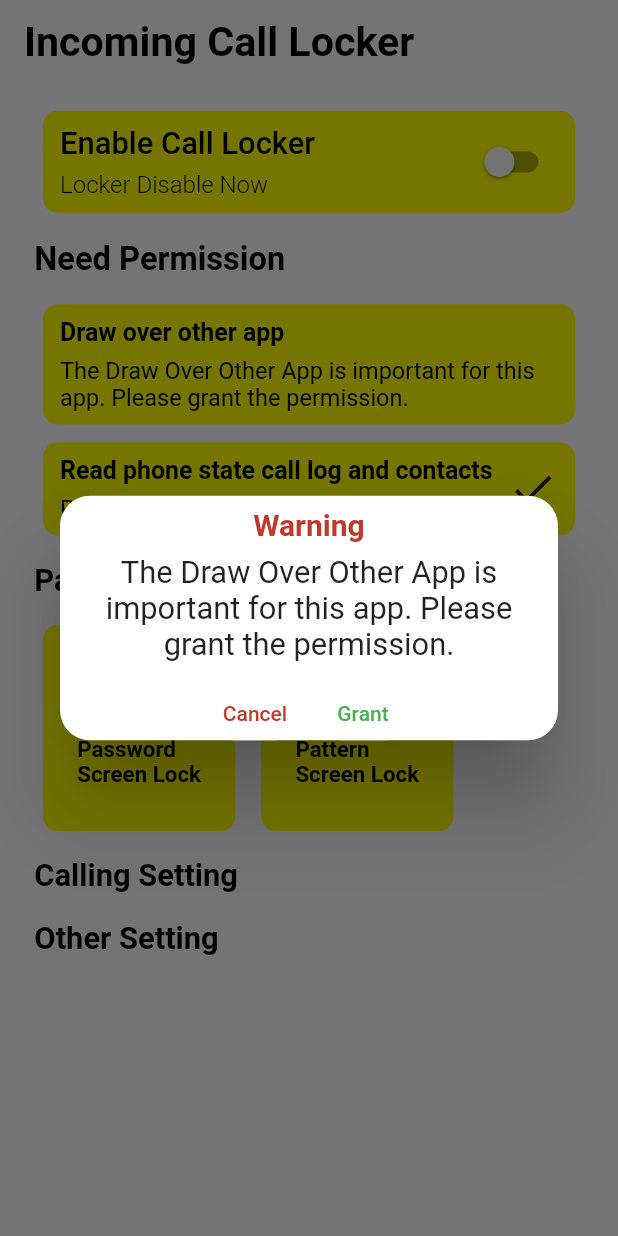
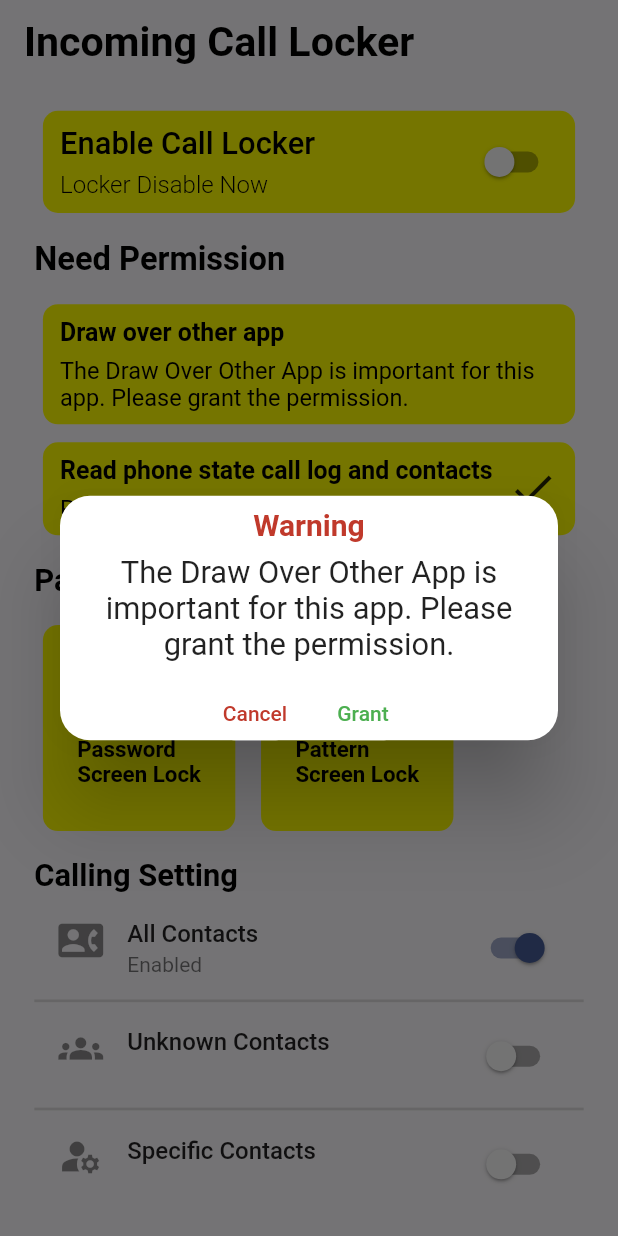
Before and after one commit to ItFlutter/Incoming-Call-Locker, a Flutter app: the screen it shows after launch, on a phone screen of 412 x 824 dp. Run offline on Flutter 3.47's test engine with Material 2 defaults, Android fonts, the phone set to English and light mode, and no system bars; our stand-ins replace contacts_service, flutter_screenutil, get, permission_handler, shared_preferences, sqflite; missing offline and left inert: flutter_overlay_window, passcode_screen, pattern_lock; accounts and stored records are empty.

Commit message:
work in pop-up

```diff
--- a/lib/controller/homescreen_controller.dart
+++ b/lib/controller/homescreen_controller.dart
@@ -6,7 +6,7 @@ import 'package:get/get.dart';
 import 'package:incoming_call_locker/core/class/sqldb.dart';
 import 'package:incoming_call_locker/core/constant/approutes.dart';
 import 'package:incoming_call_locker/core/services/myservices.dart';
-import 'package:incoming_call_locker/view/widget/home/customdialogshowcallingsetting.dart';
+import 'package:incoming_call_locker/view/widget/home/callingsetting.dart';
 import 'package:permission_handler/permission_handler.dart';
 import '../core/constant/appcolor.dart';
 import '../core/functions/requestreadcontactspermission.dart';
@@ -251,13 +251,13 @@ class HomeScreenController extends GetxController with WidgetsBindingObserver {
     update();
   }
 
-  showCallingSetting() {
-    Get.dialog(const CustomDialogShowCallingSetting());
-  }
+  // showCallingSetting() {
+  //   Get.dialog(const CustomDialogShowCallingSetting());
+  // }
 
-  goToPageOtherSetting() {
-    Get.toNamed(AppRoutes.otherSetting);
-  }
+  // goToPageOtherSetting() {
+  //   Get.toNamed(AppRoutes.otherSetting);
+  // }
 
   goToPagePatternLock() {
     if (storedPatternCode.isEmpty) {
@@ -289,6 +289,11 @@ class HomeScreenController extends GetxController with WidgetsBindingObserver {
     }
   }
 
+  requestNecessaryPermissionsHomeScreen() async {
+    await requestAllPermissions();
+    await requestDisplayOverOtherApps();
+  }
+
   @override
   void onInit() {
     selectedContactType =
@@ -315,8 +320,7 @@ class HomeScreenController extends GetxController with WidgetsBindingObserver {
     // myServices.sharedPreferences.clear();
 
     WidgetsBinding.instance.addObserver(this);
-    requestAllPermissions();
-    requestDisplayOverOtherApps();
+    requestNecessaryPermissionsHomeScreen();
 
     channel.setMethodCallHandler((call) async {
       switch (call.method) {
--- a/lib/controller/specificcontacts_controller.dart
+++ b/lib/controller/specificcontacts_controller.dart
@@ -154,17 +154,39 @@ class SpecificContactsController extends GetxController {
     contacts = await ContactsService.getContacts();
     print("============================================================");
     print(
-        "=====================================contacts=======================${contacts}");
+        "=====================================contacts=======================$contacts");
     if (contacts.isNotEmpty) {
-      contactsModel.addAll(contacts.map((e) => ContactsModel(
-          name: e.displayName,
-          // phone: e.phones!.isNotEmpty
-          //     ? (e.phones?[0].label == "mobile"
-          //         ? (e.phones?[0].value)
-          //         : "UnKnown")
-          //     : "UnKnown",
-          phone: e.phones!.isNotEmpty ? e.phones![0].value : "UnKnown",
-          isSelected: false)));
+      contactsModel.addAll(contacts.map((e) {
+        if (e.phones!.isEmpty) {
+          print(
+              "===========================EmptyListPhones=================================");
+          print(
+              "=====================================name of contact empty=======================${e.displayName}");
+
+          return ContactsModel(
+              name: e.displayName ?? "UnKnown",
+              // phone: e.phones!.isNotEmpty
+              //     ? (e.phones?[0].label == "mobile"
+              //         ? (e.phones?[0].value)
+              //         : "UnKnown")
+              //     : "UnKnown",
+              // phone: e.phones!.isNotEmpty ? e.phones![0].value : "UnKnown",
+              phone: "UnKnown",
+              isSelected: false);
+        } else {
+          return ContactsModel(
+              name: e.displayName ?? "UnKnown",
+              // phone: e.phones!.isNotEmpty
+              //     ? (e.phones?[0].label == "mobile"
+              //         ? (e.phones?[0].value)
+              //         : "UnKnown")
+              //     : "UnKnown",
+              // phone: e.phones!.isNotEmpty ? e.phones![0].value : "UnKnown",
+              phone: e.phones![0].value ?? "UnKnown",
+              isSelected: false);
+        }
+        ;
+      }));
 
       print("============================================================");
       print(
@@ -179,7 +201,8 @@ class SpecificContactsController extends GetxController {
         }
       }
     } else {
-      Get.snackbar("warning", "Something went wrong");
+      Get.snackbar(
+          "warning", "Something went wrong you probably don't have contacts");
     }
     update();
   }
--- /dev/null
+++ b/lib/core/constant/appimageasset.dart
@@ -0,0 +1,4 @@
+class AppImageAsset {
+  static const String rootImages = "assets/images";
+  static const String guide = "$rootImages/guide.png";
+}
--- a/lib/core/constant/approutes.dart
+++ b/lib/core/constant/approutes.dart
@@ -9,5 +9,5 @@ class AppRoutes {
   static const String confirmPatternlockScreen = "/confirmpatternlock";
   static const String rePatternlockScreen = "/repatternlock";
   static const String specificContacts = "/specificcontacts";
-  static const String otherSetting = "/othersetting";
+  // static const String otherSetting = "/othersetting";
 }
--- a/lib/data/model/contactsmodel.dart
+++ b/lib/data/model/contactsmodel.dart
@@ -1,6 +1,6 @@
 class ContactsModel {
-  String? name;
-  String? phone;
+  String name;
+  String phone;
   bool isSelected;
   ContactsModel({
     required this.name,
--- a/lib/main.dart
+++ b/lib/main.dart
@@ -1,4 +1,5 @@
 import 'package:flutter/material.dart';
+import 'package:flutter/services.dart';
 import 'package:flutter_overlay_window/flutter_overlay_window.dart';
 import 'package:flutter_screenutil/flutter_screenutil.dart';
 import 'package:get/get.dart';
@@ -36,6 +37,7 @@ void main() async {
   print("============================================================");
   print("=====================================main=======================");
   WidgetsFlutterBinding.ensureInitialized();
+  SystemChrome.setPreferredOrientations([DeviceOrientation.portraitUp]);
   sqlDb = Get.put(SqlDb());
   await initialServices();
   MyServices myServices = Get.find();
--- a/lib/routes.dart
+++ b/lib/routes.dart
@@ -33,5 +33,5 @@ List<GetPage<dynamic>>? routes = [
       page: () => const RePatternLockScreen()),
   GetPage(
       name: AppRoutes.specificContacts, page: () => const SpecificContacts()),
-  GetPage(name: AppRoutes.otherSetting, page: () => const OtherSetting()),
+  // GetPage(name: AppRoutes.otherSetting, page: () => const OtherSetting()),
 ];
--- a/lib/view/screen/confirmpasswordlockscreen.dart
+++ b/lib/view/screen/confirmpasswordlockscreen.dart
@@ -41,8 +41,11 @@ class ConfirmPasswordLockScreen extends StatelessWidget {
                   ),
                 ],
               ),
+              // SizedBox(
+              //   height: 166.h,
+              // ),
               SizedBox(
-                height: 166.h,
+                height: 130.h,
               ),
               Expanded(
                   child: PasscodeWidget(
--- a/lib/view/screen/homescreen.dart
+++ b/lib/view/screen/homescreen.dart
@@ -2,11 +2,15 @@ import 'package:flutter/material.dart';
 import 'package:flutter_screenutil/flutter_screenutil.dart';
 import 'package:get/get.dart';
 import 'package:incoming_call_locker/core/constant/appcolor.dart';
+import 'package:incoming_call_locker/core/constant/appimageasset.dart';
 import 'package:incoming_call_locker/view/widget/home/customcheckpermission.dart';
 import 'package:incoming_call_locker/view/widget/home/customsetscreenlock.dart';
 import 'package:incoming_call_locker/core/shared/customtext.dart';
 import 'package:incoming_call_locker/core/shared/switchbuttonenableanddisablelock.dart';
 import '../../controller/homescreen_controller.dart';
+import '../widget/home/callingsetting.dart';
+import '../widget/home/customlisttileselectsetting.dart';
+import '../widget/home/customlisttileselectsetting.dart';
 
 class HomeScreen extends StatelessWidget {
   const HomeScreen({Key? key}) : super(key: key);
@@ -25,9 +29,9 @@ class HomeScreen extends StatelessWidget {
         ),
         body: GetBuilder<HomeScreenController>(
           builder: (controller) {
-            return Container(
+            return SingleChildScrollView(
+              child: Container(
                 margin: EdgeInsets.symmetric(horizontal: 20.w),
-              child: SingleChildScrollView(
                 child: Column(
                   crossAxisAlignment: CrossAxisAlignment.start,
                   children: [
@@ -146,30 +150,70 @@ class HomeScreen extends StatelessWidget {
                     SizedBox(
                       height: 15.h,
                     ),
-                    InkWell(
-                      onTap: () {
-                        controller.showCallingSetting();
-                      },
-                      child: CustomText(
+                    CustomText(
                       text: "Calling Setting",
                       color: AppColor.blackColor,
                       fontSize: 18.sp,
                       fontWeight: FontWeight.w600,
                     ),
-                    ),
+                    const CallingSetting(),
                     SizedBox(
                       height: 15.h,
                     ),
-                    InkWell(
-                      onTap: () {
-                        controller.goToPageOtherSetting();
-                      },
-                      child: CustomText(
+                    CustomText(
                       text: "Other Setting",
                       color: AppColor.blackColor,
                       fontSize: 18.sp,
                       fontWeight: FontWeight.w600,
                     ),
+                    Column(
+                      children: [
+                        CustomListTileSelectSetting(
+                          onTap: () {
+                            Get.dialog(InteractiveViewer(
+                                child: Image.asset(AppImageAsset.guide)));
+                          },
+                          title: "Notes For Some Devices (Xiaomi ,...) ",
+                          iconLeading: Icons.chat_outlined,
+                          iconTrealing: Icons.chevron_right,
+                        ),
+                        Divider(
+                          height: 0.1.h,
+                          thickness: 1.5.h,
+                        ),
+                        const CustomListTileSelectSetting(
+                          title: "Privacy Policy",
+                          iconLeading: Icons.lock_outline,
+                          iconTrealing: Icons.chevron_right,
+                        ),
+                        Divider(
+                          height: 0.1.h,
+                          thickness: 1.5.h,
+                        ),
+                        const CustomListTileSelectSetting(
+                          title: "Share App",
+                          iconLeading: Icons.share_outlined,
+                          iconTrealing: Icons.chevron_right,
+                        ),
+                        Divider(
+                          height: 0.1.h,
+                          thickness: 1.5.h,
+                        ),
+                        const CustomListTileSelectSetting(
+                          title: "Rate Us",
+                          iconLeading: Icons.thumb_up_alt_outlined,
+                          iconTrealing: Icons.chevron_right,
+                        ),
+                        Divider(
+                          height: 0.1.h,
+                          thickness: 1.5.h,
+                        ),
+                        const CustomListTileSelectSetting(
+                          title: "Language Setting",
+                          iconLeading: Icons.translate_outlined,
+                          iconTrealing: Icons.chevron_right,
+                        ),
+                      ],
                     ),
                   ],
                 ),
--- a/lib/view/screen/passwordlockscreen.dart
+++ b/lib/view/screen/passwordlockscreen.dart
@@ -41,8 +41,11 @@ class PasswordLockScreen extends StatelessWidget {
                   ),
                 ],
               ),
+              // SizedBox(
+              // height: 166.h,
+              // ),
               SizedBox(
-                height: 166.h,
+                height: 130.h,
               ),
               Expanded(
                   child: PasscodeWidget(
--- a/lib/view/screen/repasswordlockscreen.dart
+++ b/lib/view/screen/repasswordlockscreen.dart
@@ -41,8 +41,11 @@ class RePasswordLockScreen extends StatelessWidget {
                   ),
                 ],
               ),
+              // SizedBox(
+              //   height: 166.h,
+              // ),
               SizedBox(
-                height: 166.h,
+                height: 130.h,
               ),
               Expanded(
                   child: PasscodeWidget(
--- a/lib/view/screen/specificcontacts.dart
+++ b/lib/view/screen/specificcontacts.dart
@@ -2,7 +2,6 @@ import 'package:flutter/material.dart';
 import 'package:flutter_screenutil/flutter_screenutil.dart';
 import 'package:get/get.dart';
 import 'package:incoming_call_locker/controller/specificcontacts_controller.dart';
-import 'package:incoming_call_locker/view/widget/othersetting/customlisttileselectsetting.dart';
 import 'package:incoming_call_locker/view/widget/specificcontacts/customfloatingactionbuttonspecificcontacts.dart';
 import 'package:incoming_call_locker/view/widget/specificcontacts/customlisttilespecificontacts.dart';
 import 'package:incoming_call_locker/view/widget/specificcontacts/customloadingspecificcontacts.dart';
@@ -45,8 +44,8 @@ class SpecificContacts extends StatelessWidget {
                       return Column(
                         children: [
                           CustomListTileSpecificContacts(
-                            title: controller.contactsModel[index].name!,
-                            subTitle: controller.contactsModel[index].phone!,
+                            title: controller.contactsModel[index].name,
+                            subTitle: controller.contactsModel[index].phone,
                             iconSelectedOrNot:
                                 controller.contactsModel[index].isSelected
                                     ? const Icon(
--- /dev/null
+++ b/lib/view/widget/home/callingsetting.dart
@@ -0,0 +1,74 @@
+import 'package:flutter/material.dart';
+import 'package:flutter_screenutil/flutter_screenutil.dart';
+import 'package:get/get.dart';
+import 'package:incoming_call_locker/controller/homescreen_controller.dart';
+import 'package:incoming_call_locker/core/constant/approutes.dart';
+
+import 'customlisttileselectcontacts.dart';
+
+class CallingSetting extends StatelessWidget {
+  const CallingSetting({Key? key}) : super(key: key);
+
+  @override
+  Widget build(BuildContext context) {
+    return GetBuilder<HomeScreenController>(
+      builder: (controller) {
+        return Column(
+          children: [
+            CustomListTileSelectContacts(
+              title: "All Contacts",
+              subtitle: controller.selectedContactType == 0 ? "Enabled" : "",
+              icon: Icons.contact_phone,
+              value: controller.selectedContactType == 0 ? true : false,
+              onPressedSwitch: (value) {
+                controller.onSelectContactsType(0);
+                controller.myServices.sharedPreferences
+                    .setInt("callingsetting", 0);
+                controller.sqlDb.mydeleteDatabase();
+              },
+            ),
+            Divider(
+              height: 0.1.h,
+              thickness: 1.5.h,
+            ),
+            CustomListTileSelectContacts(
+              title: "Unknown Contacts",
+              subtitle: controller.selectedContactType == 1 ? "Enabled" : "",
+              value: controller.selectedContactType == 1 ? true : false,
+              icon: Icons.groups,
+              onPressedSwitch: (value) {
+                controller.onSelectContactsType(1);
+                controller.myServices.sharedPreferences
+                    .setInt("callingsetting", 1);
+                controller.sqlDb.mydeleteDatabase();
+              },
+            ),
+            Divider(
+              height: 0.1.h,
+              thickness: 1.5.h,
+            ),
+            InkWell(
+              onTap: () async {
+                await Get.toNamed(AppRoutes.specificContacts);
+                Get.back();
+              },
+              child: CustomListTileSelectContacts(
+                title: "Specific Contacts",
+                subtitle: controller.selectedContactType == 2
+                    ? "click to select contacts"
+                    : "",
+                icon: Icons.manage_accounts,
+                value: controller.selectedContactType == 2 ? true : false,
+                onPressedSwitch: (value) async {
+                  // controller.onSelectContactsType(2);
+                  await Get.toNamed(AppRoutes.specificContacts);
+                  Get.back();
+                },
+              ),
+            ),
+          ],
+        );
+      },
+    );
+  }
+}
--- a/pubspec.yaml
+++ b/pubspec.yaml
@@ -74,8 +74,8 @@ flutter:
   uses-material-design: true
 
   # To add assets to your application, add an assets section, like this:
-  # assets:
-  #   - images/a_dot_burr.jpeg
+  assets:
+    - assets/images/
   #   - images/a_dot_ham.jpeg
 
   # An image asset can refer to one or more resolution-specific "variants", see
```
Also changed, not shown: lib/view/screen/othersetting.dart (+80 -80 lines), lib/view/widget/home/customdialogshowcallingsetting.dart (deleted, +0 -81 lines), lib/view/widget/home/customlisttileselectsetting.dart (renamed from lib/view/widget/othersetting/customlisttileselectsetting.dart, +7 -1 lines), lib/view/widget/specificcontacts/customloadingspecificcontacts.dart (+17 -3 lines), assets/images/guide.png (added), 3 other files. Lines whose indentation alone changed are shown as unchanged.
